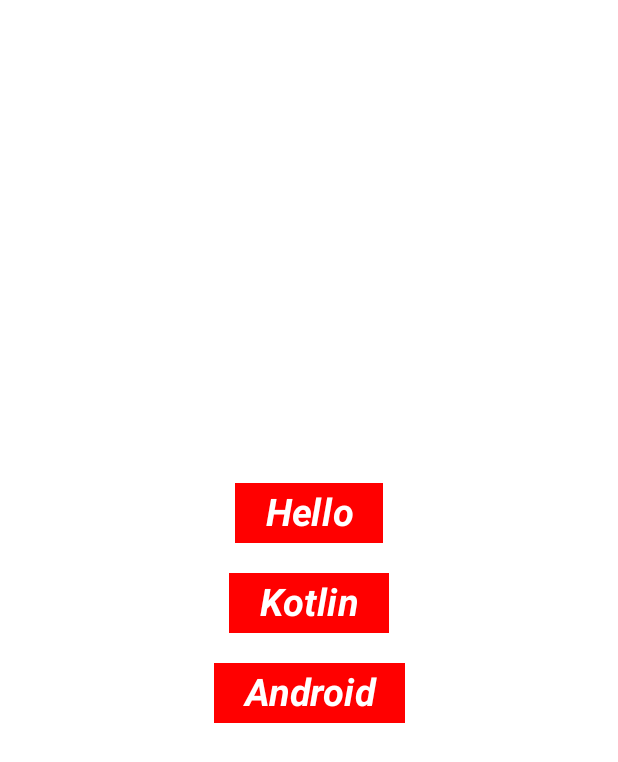
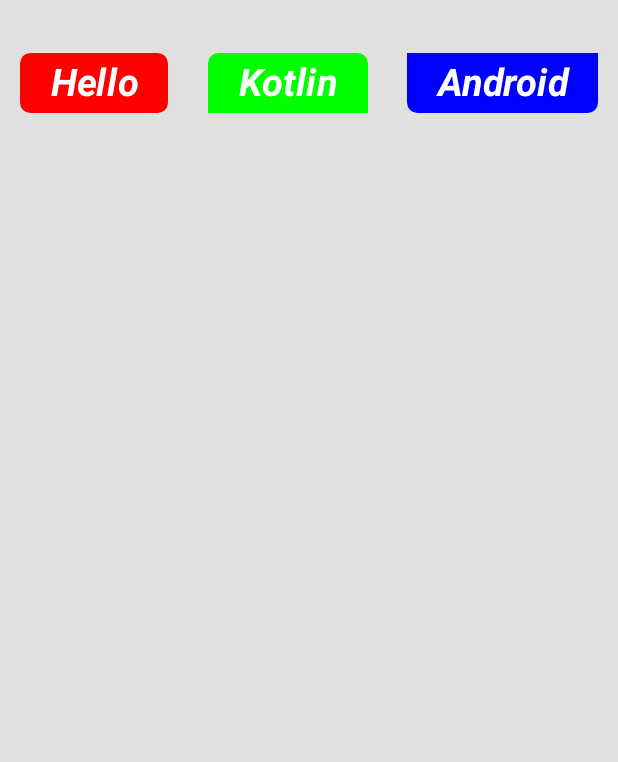
Before and after one commit to rushmi0/whiteframe, an Android app built with Jetpack Compose: the screen it shows after launch (MainActivity), on a phone screen of 412 x 824 dp. Shown: the top 762 px of the screen. Run offline under Robolectric (Android 15) with nearby library versions, the phone set to English and light mode, and no system bars.

Commit message:
Arrangements and Alignments

```diff
--- a/app/src/main/java/com/example/whiteframe/MainActivity.kt
+++ b/app/src/main/java/com/example/whiteframe/MainActivity.kt
@@ -15,9 +15,9 @@ import androidx.compose.foundation.layout.height
 import androidx.compose.foundation.layout.padding
 import androidx.compose.foundation.layout.size
 import androidx.compose.foundation.layout.width
+import androidx.compose.foundation.shape.RoundedCornerShape
 import androidx.compose.material3.Text
 import androidx.compose.runtime.Composable
-import androidx.compose.ui.Alignment
 import androidx.compose.ui.Modifier
 import androidx.compose.ui.graphics.Color
 import androidx.compose.ui.text.font.FontStyle
@@ -43,12 +43,12 @@ class MainActivity : ComponentActivity() {
 
 @Composable
 private fun MyAlignments() {
-    Column(
+    Row(
         modifier = Modifier
             .fillMaxSize()
-            .background(Color.White),
-        verticalArrangement = Arrangement.Center,
-        horizontalAlignment = Alignment.CenterHorizontally
+            .background(Color(0xFFE0E0E0))
+            .padding(top = 35.dp),
+        horizontalArrangement = Arrangement.SpaceAround
     ) {
         Text(
             text = "Hello",
@@ -58,10 +58,10 @@ private fun MyAlignments() {
             fontStyle = FontStyle.Italic,
             textAlign = TextAlign.Center,
             modifier = Modifier
-                .background(Color.Red)
+                .background(Color.Red, shape = RoundedCornerShape(7.dp))
                 .padding(start = 20.dp, end = 20.dp, top = 5.dp, bottom = 5.dp)
         )
-        Spacer(modifier = Modifier.size(20.dp))
+        //Spacer(modifier = Modifier.size(20.dp))
 
         Text(
             text = "Kotlin",
@@ -71,10 +71,16 @@ private fun MyAlignments() {
             fontStyle = FontStyle.Italic,
             textAlign = TextAlign.Center,
             modifier = Modifier
-                .background(Color.Red)
+                .background(
+                    Color.Green,
+                    shape = RoundedCornerShape(
+                        topStart = 7.dp,
+                        topEnd = 7.dp,
+                    )
+                )
                 .padding(start = 20.dp, end = 20.dp, top = 5.dp, bottom = 5.dp)
         )
-        Spacer(modifier = Modifier.size(20.dp))
+        //Spacer(modifier = Modifier.size(20.dp))
 
         Text(
             text = "Android",
@@ -84,47 +90,24 @@ private fun MyAlignments() {
             fontStyle = FontStyle.Italic,
             textAlign = TextAlign.Center,
             modifier = Modifier
-                .background(Color.Red)
+                .background(Color.Blue,
+                    shape = RoundedCornerShape(
+                        bottomStart = 7.dp,
+                        bottomEnd = 7.dp
+                    )
+                )
                 .padding(start = 20.dp, end = 20.dp, top = 5.dp, bottom = 5.dp)
         )
-        Spacer(modifier = Modifier.size(20.dp))
 
     }
 }
 
 
-@Composable
-fun MyLayouts(name: String) {
-    Column {
-        Box(
-            modifier = Modifier
-                .background(Color.Red)
-                .height(200.dp)
-                .width(300.dp)
-        ) {
-            Row {
-
-                Box(
-                    modifier = Modifier
-                        .size(60.dp)
-                        .background(Color.Blue)
-                )
-                Column(modifier = Modifier.background(Color.Green)) {
-                    Text(text = "Hello")
-                    Text(text = "$name!")
-                }
-            }
-
-        }
-    }
-}
-
 @Preview(showBackground = true)
 @Composable
 fun GreetingPreview() {
     WhiteFrameTheme {
-        //Greeting("Android")
-        //MyLayouts("Android")
+
         MyAlignments()
 
     }
```
